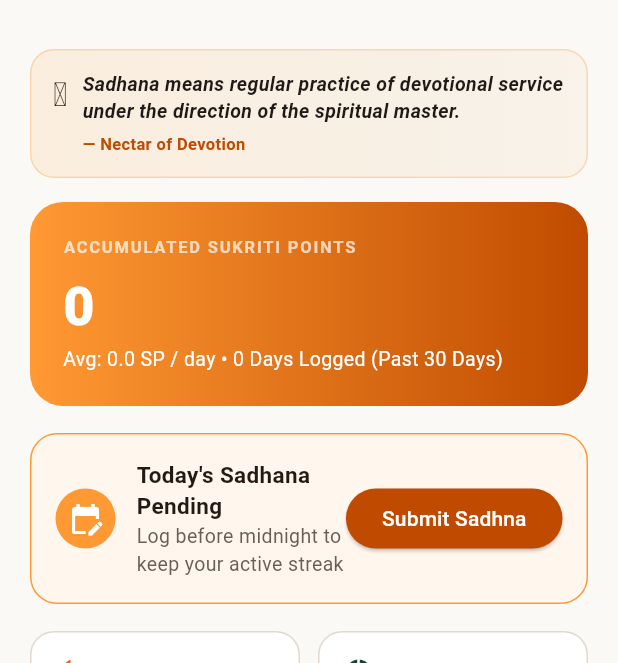
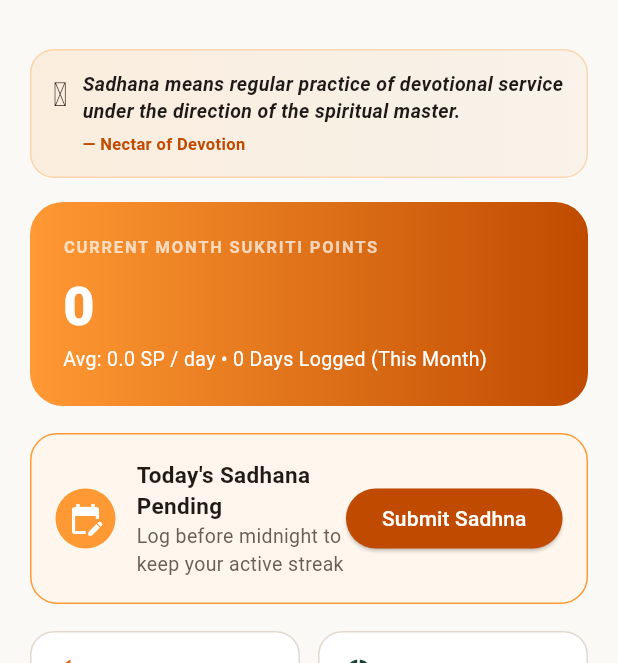
Before and after one commit to terribleuser1/mysadhna, a Flutter app: the screen it shows once a user with an empty profile is signed in, on a phone screen of 412 x 824 dp, the part 59-722 px from its top. Run offline on Flutter 3.47's test engine with Material 3 defaults, Android fonts, the light colour scheme and no system bars; our stand-ins replace firebase_core, firebase_messaging, google_fonts, google_sign_in, pdf, printing and 2 more; accounts and stored records are empty; network calls fail.

```diff
--- a/lib/main.dart
+++ b/lib/main.dart
@@ -16,6 +16,9 @@ import 'package:shared_preferences/shared_preferences.dart';
 import 'package:supabase_flutter/supabase_flutter.dart';
 import 'package:url_launcher/url_launcher.dart';
 
+
+
+final ValueNotifier<int> globalUnreadAlertsNotifier = ValueNotifier<int>(0);
 
 final ValueNotifier<int> globalUnreadAlerts = ValueNotifier<int>(0);
 @pragma('vm:entry-point')
@@ -1733,7 +1736,7 @@ class SukritiBadgesCard extends StatelessWidget {
         'unlocked': totalRoundsMonth >= 108,
       },
       {
-        'title': 'Maha-Bhagavata',
+        'title': 'Nistha-Sadhaka',
         'subtitle': '400+ Rounds Logged',
         'icon': '👑',
         'unlocked': totalRoundsMonth >= 400,
@@ -2126,7 +2129,17 @@ class _DevoteeSelfDashboardScreenState extends State<DevoteeSelfDashboardScreen>
 
     try {
       final doc = pw.Document();
-      final totalSP = entries.fold<double>(0, (sum, e) => sum + e.calculatedScore);
+      final now = DateTime.now();
+    final firstDayOfMonth = DateTime(now.year, now.month, 1);
+    final monthEntries = entries.where((e) {
+      try {
+        final d = DateTime.parse(e.entryDate);
+        return d.isAfter(firstDayOfMonth.subtract(const Duration(days: 1))) && d.month == now.month && d.year == now.year;
+      } catch (_) {
+        return false;
+      }
+    }).toList();
+    final totalSP = monthEntries.fold<double>(0, (sum, e) => sum + e.calculatedScore);
       final totalRounds = entries.fold<int>(0, (sum, e) => sum + e.chantingRounds);
       final totalBookMins = entries.fold<int>(0, (sum, e) => sum + e.spBookReadingMinutes);
       final totalHearingMins = entries.fold<int>(0, (sum, e) => sum + e.spLectureMinutes + e.otherHearingMinutes);
@@ -2315,7 +2328,7 @@ class _DevoteeSelfDashboardScreenState extends State<DevoteeSelfDashboardScreen>
                           ),
                         ),
 
-                        // --- ACCUMULATED SUKRITI POINTS ---
+                        // --- CURRENT MONTH SUKRITI POINTS ---
                         Container(
                           padding: const EdgeInsets.all(22),
                           decoration: BoxDecoration(
@@ -2326,7 +2339,7 @@ class _DevoteeSelfDashboardScreenState extends State<DevoteeSelfDashboardScreen>
                             crossAxisAlignment: CrossAxisAlignment.start,
                             children: [
                               Text(
-                                isHindi ? 'संचित सुकृति अंक' : 'ACCUMULATED SUKRITI POINTS',
+                                isHindi ? 'संचित सुकृति अंक' : 'CURRENT MONTH SUKRITI POINTS',
                                 style: const TextStyle(
                                   color: Colors.white70,
                                   fontSize: 11,
@@ -2342,7 +2355,7 @@ class _DevoteeSelfDashboardScreenState extends State<DevoteeSelfDashboardScreen>
                               Text(
                                 isHindi
                                     ? 'औसत: ${stats.avgSP.toStringAsFixed(1)} SP / दिन • ${stats.count} दिन दर्ज (पिछले ३० दिन)'
-                                    : 'Avg: ${stats.avgSP.toStringAsFixed(1)} SP / day • ${stats.count} Days Logged (Past 30 Days)',
+                                    : 'Avg: ${stats.avgSP.toStringAsFixed(1)} SP / day • ${stats.count} Days Logged (This Month)',
                                 style: const TextStyle(color: Colors.white, fontSize: 13),
                               ),
                             ],
```
Also changed, not shown: 1 other file.
